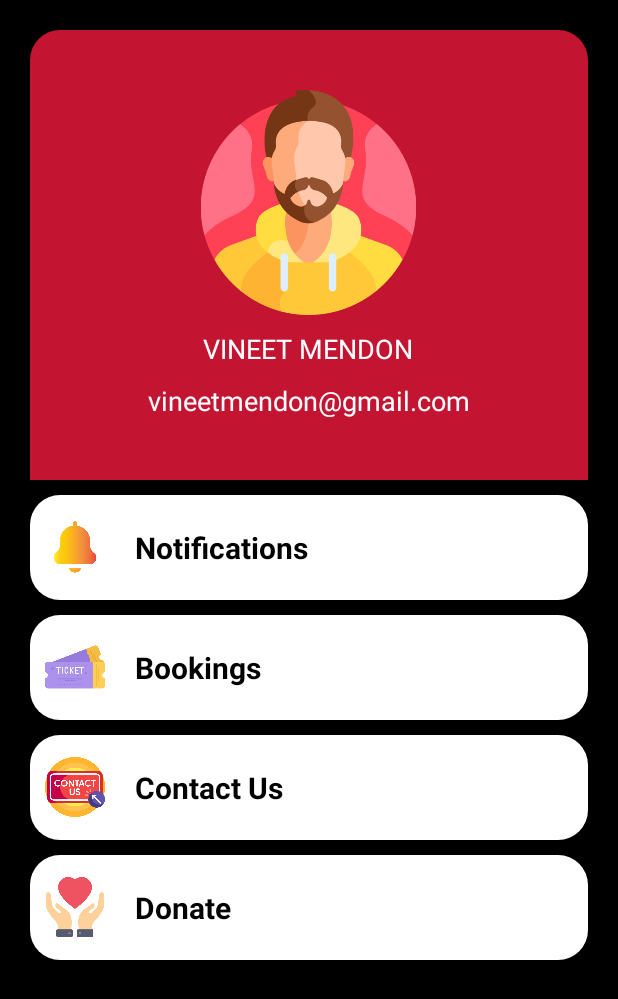
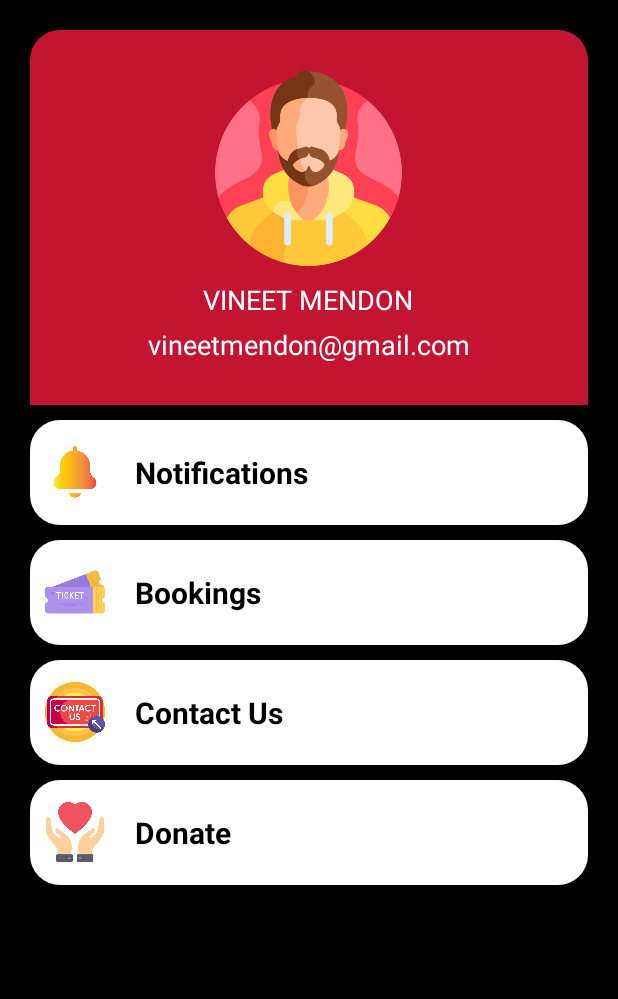
Before and after one commit to Vineet0611/MoviTImeProject, an Android app: the layout fragment_account.xml on its own in the app's theme, with its tools: preview values and no code run, on a phone screen of 412 x 824 dp. Shown: the top 999 px of the screen. Run offline under Robolectric (Android 15) with nearby library versions, the phone set to English and light mode, and no system bars; network calls fail.

```diff
--- a/app/src/main/res/layout/fragment_account.xml
+++ b/app/src/main/res/layout/fragment_account.xml
@@ -32,17 +32,18 @@
 
         <LinearLayout
             android:layout_width="match_parent"
-            android:layout_height="300dp"
+            android:layout_height="250dp"
             android:background="@drawable/user_details_background"
             android:gravity="center"
             android:orientation="vertical">
 
             <ImageView
-                android:layout_width="150dp"
-                android:layout_height="150dp"
+                android:layout_width="130dp"
+                android:layout_height="130dp"
                 app:srcCompat="@drawable/man" />
 
             <TextView
+                android:id="@+id/DashboardUsername"
                 android:layout_width="wrap_content"
                 android:layout_height="wrap_content"
                android:layout_marginTop="10dp"
@@ -52,9 +53,10 @@
             />
 
             <TextView
+                android:id="@+id/UserEmail"
                 android:layout_width="wrap_content"
                 android:layout_height="wrap_content"
-                android:layout_marginTop="10dp"
+                android:layout_marginTop="5dp"
                 android:text="vineetmendon@gmail.com"
                 android:textColor="@color/white"
                 android:textSize="18sp" />
```
Also changed, not shown: app/src/main/java/com/example/home/AccountFragment.java (+24 -1 lines).
